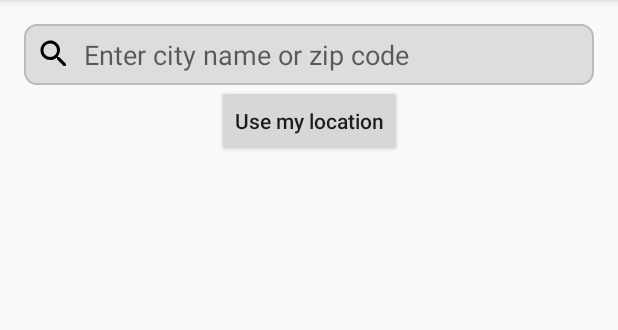
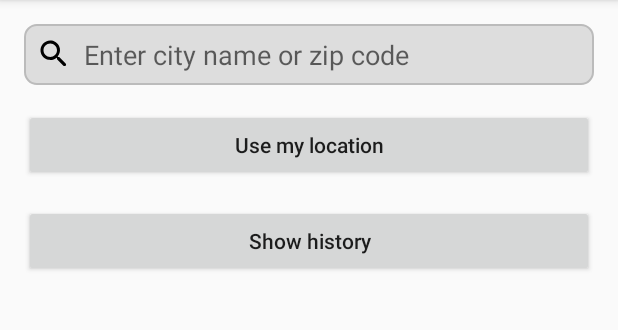
Before and after one commit to adurandet/Weather, an Android app: the screen it shows after launch (MainActivity), on a phone screen of 412 x 824 dp, the part 84-414 px from its top. Run offline under Robolectric (Android 15) with nearby library versions, the phone set to English and light mode, and no system bars; our stand-ins replace navigation-ui; pictures from the network do not load; 1 statement that could not run was skipped.

Commit message:
Use Android navigation to go from one fragment to another

```diff
--- a/app/build.gradle
+++ b/app/build.gradle
@@ -41,6 +41,15 @@ android {
     testOptions {
         unitTests.returnDefaultValues = true
     }
+
+    compileOptions {
+        sourceCompatibility = 1.8
+        targetCompatibility = 1.8
+    }
+
+    kotlinOptions {
+        jvmTarget = "1.8"
+    }
 }
 
 dependencies {
@@ -54,6 +63,7 @@ dependencies {
     implementation 'androidx.lifecycle:lifecycle-viewmodel-ktx:2.1.0'
     implementation 'androidx.lifecycle:lifecycle-extensions:2.1.0'
     implementation 'androidx.navigation:navigation-fragment-ktx:2.1.0'
+    implementation 'androidx.navigation:navigation-ui-ktx:2.1.0'
     implementation 'com.google.android.material:material:1.1.0'
     implementation 'androidx.lifecycle:lifecycle-viewmodel-savedstate:2.2.0'
 
--- a/app/src/main/java/com/adurandet/weather/MainActivity.kt
+++ b/app/src/main/java/com/adurandet/weather/MainActivity.kt
@@ -2,19 +2,28 @@ package com.adurandet.weather
 
 import androidx.appcompat.app.AppCompatActivity
 import android.os.Bundle
-import com.adurandet.weather.ui.main.MainFragment
+import androidx.navigation.findNavController
+import androidx.navigation.ui.AppBarConfiguration
+import androidx.navigation.ui.navigateUp
+import androidx.navigation.ui.setupActionBarWithNavController
 
 class MainActivity : AppCompatActivity() {
+
+    private lateinit var appBarConfiguration: AppBarConfiguration
 
     override fun onCreate(savedInstanceState: Bundle?) {
         super.onCreate(savedInstanceState)
         setContentView(R.layout.main_activity)
-        if (savedInstanceState == null) {
-            supportFragmentManager.beginTransaction()
-                .replace(R.id.container, MainFragment.newInstance())
-                .commitNow()
-        }
 
+        val navController = findNavController(R.id.nav_host_fragment)
+        appBarConfiguration = AppBarConfiguration(navController.graph)
+
+        setupActionBarWithNavController(navController, appBarConfiguration)
+    }
+
+    override fun onSupportNavigateUp(): Boolean {
+        val navController = findNavController(R.id.nav_host_fragment)
+        return navController.navigateUp(appBarConfiguration) || super.onSupportNavigateUp()
     }
 
     override fun onRequestPermissionsResult(requestCode: Int, permissions: Array<out String>, grantResults: IntArray) {
--- a/app/src/main/java/com/adurandet/weather/ui/main/MainFragment.kt
+++ b/app/src/main/java/com/adurandet/weather/ui/main/MainFragment.kt
@@ -8,6 +8,7 @@ import androidx.core.view.isVisible
 import androidx.fragment.app.Fragment
 import androidx.fragment.app.viewModels
 import androidx.lifecycle.Observer
+import androidx.navigation.fragment.findNavController
 import com.adurandet.weather.R
 import com.adurandet.weather.component.DebounceTextWatcher
 import com.adurandet.weather.database.AppDataBase
@@ -24,30 +25,33 @@ import kotlinx.android.synthetic.main.main_fragment.view.*
 
 class MainFragment : Fragment(), LocationInteractor.Callback {
 
-    companion object {
-        fun newInstance() = MainFragment()
-    }
-
-    private val apiHelper  by lazy { ApiHelper() }
+    private val apiHelper  by lazy { ApiHelper.getIntance() }
 
     private val searchRequestDao by lazy {
         AppDataBase.getInstance(requireContext()).searchRequestDao()
     }
 
     private val weatherRepository by lazy {
-        WeatherRepository(apiHelper, searchRequestDao)
+        WeatherRepository(apiHelper)
+    }
+
+    private val searchRequestHistoryRepository by lazy {
+        SearchRequestHistoryRepository(searchRequestDao)
     }
 
     private val mainWeatherViewModel: MainWeatherViewModel by viewModels {
-        WeatherViewModelProviderFactory(weatherRepository, this)
+        WeatherViewModelProviderFactory(weatherRepository, searchRequestHistoryRepository, this)
     }
 
     private lateinit var locationInteractor: LocationInteractor
 
+
     override fun onCreateView(inflater: LayoutInflater, container: ViewGroup?, savedInstanceState: Bundle?): View {
 
         val view = inflater.inflate(R.layout.main_fragment, container, false)
+
         initListeners(view)
+
         return view
     }
 
@@ -64,16 +68,16 @@ class MainFragment : Fragment(), LocationInteractor.Callback {
             locationInteractor.verifyLocationPermissionsAndGetLocation()
         }
 
+        view.weather_fragment_show_history_button.setOnClickListener {
+            findNavController().navigate(R.id.action_navigation_home_to_weather_search_history)
+        }
+
     }
 
     override fun onActivityCreated(savedInstanceState: Bundle?) {
         super.onActivityCreated(savedInstanceState)
 
         activity?.let { locationInteractor = LocationInteractor(it, this) }
-
-        mainWeatherViewModel.searchRequestHistory.observe(this, Observer {
-            // TODO
-        })
 
         mainWeatherViewModel.weatherLiveData.observe(this, Observer {
             processWeatherSearchResult(it)
@@ -129,6 +133,7 @@ class MainFragment : Fragment(), LocationInteractor.Callback {
             is CallError -> codeError.message
             is BadRequestError -> getString(R.string.wrong_search_request)
             is DataNotFoundError -> getString(R.string.weather_not_found)
+            is DataBaseError -> getString(R.string.data_base_error)
         }
         showError(message)
     }
--- a/app/src/main/res/layout/main_activity.xml
+++ b/app/src/main/res/layout/main_activity.xml
@@ -1,13 +1,20 @@
 <?xml version="1.0" encoding="utf-8"?>
 <androidx.coordinatorlayout.widget.CoordinatorLayout xmlns:android="http://schemas.android.com/apk/res/android"
     xmlns:tools="http://schemas.android.com/tools"
+    xmlns:app="http://schemas.android.com/apk/res-auto"
     android:id="@+id/coordinatorLayout"
     android:layout_width="match_parent"
     android:layout_height="match_parent">
 
-    <FrameLayout
-        android:id="@+id/container"
+    <fragment
+        android:id="@+id/nav_host_fragment"
+        android:name="androidx.navigation.fragment.NavHostFragment"
         android:layout_width="match_parent"
         android:layout_height="match_parent"
-        tools:context=".MainActivity" />
+        app:defaultNavHost="true"
+        app:layout_constraintBottom_toBottomOf="parent"
+        app:layout_constraintLeft_toLeftOf="parent"
+        app:layout_constraintRight_toRightOf="parent"
+        app:layout_constraintTop_toTopOf="parent"
+        app:navGraph="@navigation/main_navigation" />
 </androidx.coordinatorlayout.widget.CoordinatorLayout>
--- a/app/src/main/res/layout/main_fragment.xml
+++ b/app/src/main/res/layout/main_fragment.xml
@@ -6,8 +6,7 @@
     android:layout_width="match_parent"
     android:layout_height="match_parent"
     android:padding="@dimen/standard_padding"
-    tools:context=".ui.main.MainFragment"
-    >
+    tools:context=".ui.main.MainFragment">
 
     <EditText
         android:id="@+id/weather_fragment_search_edt"
@@ -24,34 +23,44 @@
         style="@android:style/Widget.ProgressBar.Small"
         android:layout_width="wrap_content"
         android:layout_height="wrap_content"
+        android:layout_marginEnd="@dimen/standard_padding"
         android:visibility="gone"
-        tools:visibility="visible"
-        android:layout_marginEnd="@dimen/standard_padding"
+        app:layout_constraintBottom_toBottomOf="@id/weather_fragment_search_edt"
         app:layout_constraintEnd_toEndOf="parent"
         app:layout_constraintTop_toTopOf="@id/weather_fragment_search_edt"
-        app:layout_constraintBottom_toBottomOf="@id/weather_fragment_search_edt"
-        />
+        tools:visibility="visible" />
 
     <Button
         android:id="@+id/weather_fragment_use_my_location_button"
-        android:layout_width="wrap_content"
+        android:layout_width="match_parent"
         android:layout_height="wrap_content"
-        app:layout_constraintTop_toBottomOf="@id/weather_fragment_search_edt"
+        android:text="@string/user_my_location"
+        android:textAllCaps="false"
+        android:layout_marginTop="@dimen/standard_padding"
+        app:layout_constraintEnd_toEndOf="parent"
         app:layout_constraintStart_toStartOf="parent"
+        app:layout_constraintTop_toBottomOf="@id/weather_fragment_search_edt" />
+
+    <Button
+        android:id="@+id/weather_fragment_show_history_button"
+        android:layout_width="match_parent"
+        android:layout_height="wrap_content"
+        android:text="@string/show_history"
+        android:layout_marginTop="@dimen/standard_padding"
+        android:textAllCaps="false"
         app:layout_constraintEnd_toEndOf="parent"
-        android:textAllCaps="false"
-        android:text="@string/user_my_location"
-        />
+        app:layout_constraintStart_toStartOf="parent"
+        app:layout_constraintTop_toBottomOf="@id/weather_fragment_use_my_location_button" />
 
     <com.adurandet.weather.ui.main.view.WeatherCardView
         android:id="@+id/weather_fragment_weather_card"
-        android:layout_width="match_parent"
+        android:layout_width="0dp"
         android:layout_height="wrap_content"
+        android:layout_marginTop="@dimen/standard_padding"
         android:visibility="gone"
-        tools:visibility="visible"
-        android:layout_marginTop="@dimen/standard_padding"
         app:layout_constraintEnd_toEndOf="parent"
         app:layout_constraintStart_toStartOf="parent"
-        app:layout_constraintTop_toBottomOf="@id/weather_fragment_use_my_location_button"/>
+        app:layout_constraintTop_toBottomOf="@id/weather_fragment_show_history_button"
+        tools:visibility="visible" />
 
 </androidx.constraintlayout.widget.ConstraintLayout>
--- /dev/null
+++ b/app/src/main/res/navigation/main_navigation.xml
@@ -0,0 +1,25 @@
+<?xml version="1.0" encoding="utf-8"?>
+<navigation xmlns:android="http://schemas.android.com/apk/res/android"
+    xmlns:app="http://schemas.android.com/apk/res-auto"
+    xmlns:tools="http://schemas.android.com/tools"
+    android:id="@+id/main_navigation"
+    app:startDestination="@+id/navigation_home">
+
+    <fragment
+        android:id="@+id/navigation_home"
+        android:name="com.adurandet.weather.ui.main.MainFragment"
+        android:label="@string/app_name"
+        tools:layout="@layout/main_fragment" >
+        <action
+            android:id="@+id/action_navigation_home_to_weather_search_history"
+            app:destination="@id/navigation_weather_search_history" />
+    </fragment>
+
+    <fragment
+        android:id="@+id/navigation_weather_search_history"
+        android:name="com.adurandet.weather.ui.main.SearchRequestHistoryFragment"
+        android:label="@string/search_history"
+        tools:layout="@layout/search_request_history_fragment" >
+    </fragment>
+
+</navigation>
--- a/app/src/main/res/values/strings.xml
+++ b/app/src/main/res/values/strings.xml
@@ -9,4 +9,8 @@
     <string name="location_not_granted">Location permission not granted. Please change your settings</string>
     <string name="no_location_received">No location received. Please try again.</string>
     <string name="user_my_location">Use my location</string>
+    <string name="search_history">Search History</string>
+    <string name="show_history">Show history</string>
+    <string name="weather_history_empty">No weather search history yet.</string>
+    <string name="data_base_error">An error occurred while reading the data. Please retry, or restart the app.</string>
 </resources>
```
